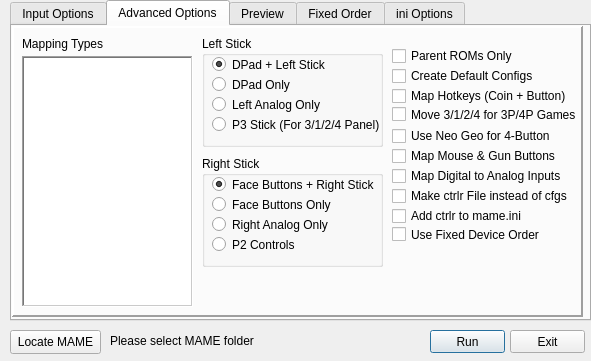
TVsIan/MAMEMapper, file ui/MainWindow.ui: the form before one commit.
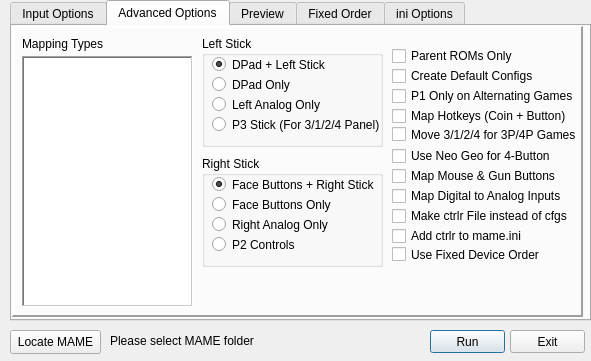
The form after the commit. The open tabs and pages were chosen to show the change.

Diff of the .ui file:
```diff
--- a/ui/MainWindow.ui
+++ b/ui/MainWindow.ui
@@ -499,7 +499,7 @@
        <property name="geometry">
         <rect>
          <x>380</x>
-         <y>80</y>
+         <y>100</y>
          <width>191</width>
          <height>17</height>
         </rect>
@@ -547,7 +547,7 @@
        <property name="geometry">
         <rect>
          <x>380</x>
-         <y>160</y>
+         <y>180</y>
          <width>181</width>
          <height>20</height>
         </rect>
@@ -560,7 +560,7 @@
        <property name="geometry">
         <rect>
          <x>380</x>
-         <y>180</y>
+         <y>200</y>
          <width>181</width>
          <height>20</height>
         </rect>
@@ -586,7 +586,7 @@
        <property name="geometry">
         <rect>
          <x>380</x>
-         <y>60</y>
+         <y>80</y>
          <width>181</width>
          <height>20</height>
         </rect>
@@ -599,7 +599,7 @@
        <property name="geometry">
         <rect>
          <x>380</x>
-         <y>120</y>
+         <y>140</y>
          <width>181</width>
          <height>20</height>
         </rect>
@@ -612,7 +612,7 @@
        <property name="geometry">
         <rect>
          <x>380</x>
-         <y>140</y>
+         <y>160</y>
          <width>181</width>
          <height>20</height>
         </rect>
@@ -641,7 +641,7 @@
        <property name="geometry">
         <rect>
          <x>380</x>
-         <y>200</y>
+         <y>220</y>
          <width>181</width>
          <height>17</height>
         </rect>
@@ -657,7 +657,7 @@
        <property name="geometry">
         <rect>
          <x>380</x>
-         <y>100</y>
+         <y>120</y>
          <width>181</width>
          <height>20</height>
         </rect>
@@ -666,6 +666,22 @@
         <string>Use Neo Geo for 4-Button</string>
        </property>
       </widget>
+      <widget class="QCheckBox" name="altCheck">
+       <property name="geometry">
+        <rect>
+         <x>380</x>
+         <y>60</y>
+         <width>181</width>
+         <height>20</height>
+        </rect>
+       </property>
+       <property name="toolTip">
+        <string>For games that alternate players, don't map the Player 2 controls (generally only used for cocktail tables).</string>
+       </property>
+       <property name="text">
+        <string>P1 Only on Alternating Games</string>
+       </property>
+      </widget>
      </widget>
     </widget>
     <widget class="QWidget" name="previewTab">
```
Left out of the diff: 69 changed lines with no effect on the pictures.
